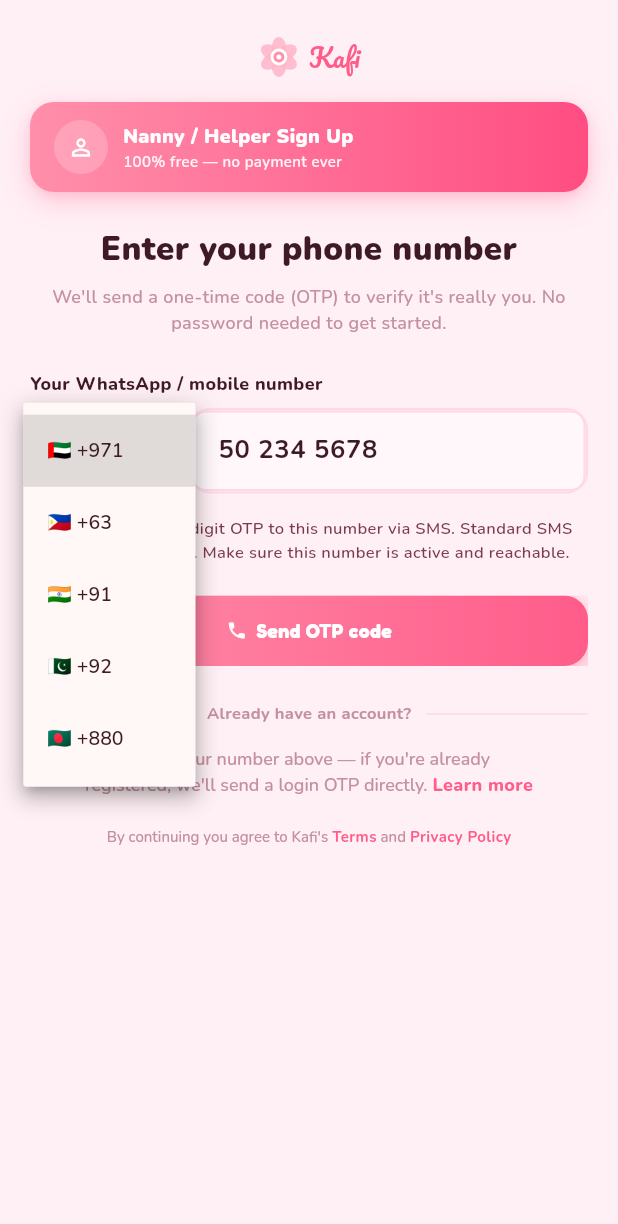
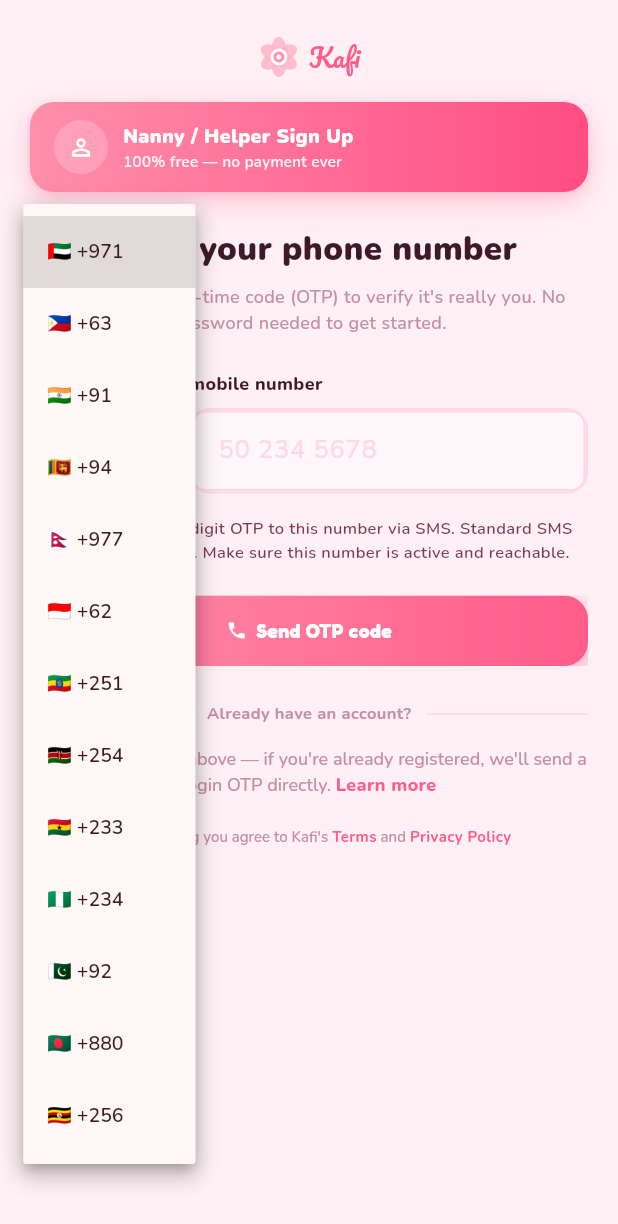
Before and after one commit to WaseemMirzaa/kafi, a Flutter app: the LoginNannyScreen screen opened by its route, after a tap on "🇦🇪 +971", on a phone screen of 412 x 824 dp. Shown: the top 1224 px of the screen. Run offline on Flutter 3.47's test engine with Material 3 defaults, Android fonts, the phone set to English and light mode, and no system bars; our stand-ins replace cloud_firestore, connectivity_plus, file_picker, firebase_auth, firebase_core, firebase_messaging and 9 more; accounts and stored records are empty.

Commit message:
feat(mobile/auth): activate & harden Firebase phone auth + localize
Phase 1 of the auth + onboarding backend integration.

- Switch AppConfig.useMock to false (live Firebase); add kafi_app/FIREBASE_SETUP.md
- OTP length 4 -> 6 to match Firebase SMS codes; mock OTP -> 123456
  (propagates to KafiOtpBoxes + password-reset screen)
- New Validators util (phone/DOB+age/salary/required) returning l10n keys,
  mapped to System Spec §14.4
- AuthController: validate phone format before send, map FirebaseAuthException
  to localized §14.1 messages, gate the mock-OTP snackbar behind useMock,
  inline phoneError/otpError state, remove dev-prefilled phone number
- Login (nanny + family) and OTP screens: inline error display, full §1.5
  supported country-code lists, localize remaining hardcoded literals
- Add EN + AR l10n keys for auth errors and generic validators
- mock_auth: persist password-login session so it survives app restart

Co-Authored-By: Claude Opus 4.8 <noreply@anthropic.com>
Claude-Session: https://claude.ai/code/session_01R6HmhD4i7vnEUZZUy5VfRt

```diff
--- a/kafi_app/lib/config/app_config.dart
+++ b/kafi_app/lib/config/app_config.dart
@@ -1,8 +1,16 @@
 /// App environment — toggle [useMock] per Technical Architecture §5.1
+///
+/// [useMock] is `false` so the app runs against live Firebase (Auth + Firestore +
+/// Storage + FCM). This requires the platform Firebase config files to be present:
+///   • android/app/google-services.json
+///   • ios/Runner/GoogleService-Info.plist
+/// See kafi_app/FIREBASE_SETUP.md. Flip back to `true` for offline/mock dev.
 class AppConfig {
-  static const bool useMock = true;
-  static const String environment = 'dev';
+  static const bool useMock = false;
+  static const String environment = 'prod';
   static const bool enableLogs = true;
-  static const String mockOtp = '1234';
+
+  /// Mock-only OTP (6 digits to mirror a live Firebase SMS code length).
+  static const String mockOtp = '123456';
   static const Duration mockDelay = Duration(milliseconds: 500);
 }
--- a/kafi_app/lib/l10n/app_strings.dart
+++ b/kafi_app/lib/l10n/app_strings.dart
@@ -619,4 +619,32 @@ abstract class AppStrings {
   static const checkConnection = 'check_connection';
   static const sessionExpired = 'session_expired';
   static const pleaseSignInAgain = 'please_sign_in_again';
+
+  // Validation — generic (System Spec §14.4)
+  static const valRequired = 'val_required';
+  static const valDobInvalid = 'val_dob_invalid';
+  static const valAgeMin18 = 'val_age_min_18';
+  static const valPhoneInvalid = 'val_phone_invalid';
+  static const valSalaryOrder = 'val_salary_order';
+
+  // Auth errors & flow (System Spec §14.1) — live phone auth
+  static const authPhoneInvalid = 'auth_phone_invalid';
+  static const authOtpIncorrect = 'auth_otp_incorrect';
+  static const authOtpSendFailed = 'auth_otp_send_failed';
+  static const authOtpRateLimited = 'auth_otp_rate_limited';
+  static const authOtpMaxAttempts = 'auth_otp_max_attempts';
+  static const authNoAccount = 'auth_no_account';
+  static const authAccountExists = 'auth_account_exists';
+  static const authWrongRole = 'auth_wrong_role';
+  static const authQuotaExceeded = 'auth_quota_exceeded';
+  static const authWrongPassword = 'auth_wrong_password';
+  static const authReauthRequired = 'auth_reauth_required';
+  static const authCodeSent = 'auth_code_sent';
+  static const authLearnMore = 'auth_learn_more';
+  static const authUseOtpInstead = 'auth_use_otp_instead';
+  static const authQuickSafeEasy = 'auth_quick_safe_easy';
+  static const authDidntReceive = 'auth_didnt_receive';
+  static const otpResendShort = 'otp_resend_short';
+  static const authAgreePrefix = 'auth_agree_prefix';
+  static const authAgreeAnd = 'auth_agree_and';
 }
--- a/kafi_app/lib/l10n/locales/ar_ae.dart
+++ b/kafi_app/lib/l10n/locales/ar_ae.dart
@@ -192,4 +192,32 @@ final Map<String, String> arAe = Map<String, String>.from(enUs)
     AppStrings.appDetailTrialLocation: 'الموقع',
     AppStrings.appDetailTrialTotal: 'إجمالي الأرباح',
     AppStrings.appDetailTrialNotes: 'ملاحظات الأسرة',
+
+    // Validation — generic (System Spec §14.4)
+    AppStrings.valRequired: 'هذا الحقل مطلوب',
+    AppStrings.valDobInvalid: 'تاريخ ميلاد غير صالح',
+    AppStrings.valAgeMin18: 'يجب أن يكون عمرك 18 عامًا أو أكثر لاستخدام كافي',
+    AppStrings.valPhoneInvalid: 'الرجاء إدخال رقم هاتف صحيح',
+    AppStrings.valSalaryOrder: 'يجب أن يكون الحد الأدنى للراتب أقل من الحد الأقصى',
+
+    // Auth errors & flow (System Spec §14.1)
+    AppStrings.authPhoneInvalid: 'الرجاء إدخال رقم هاتف صحيح',
+    AppStrings.authOtpIncorrect: 'رمز غير صحيح. يرجى التحقق والمحاولة مرة أخرى.',
+    AppStrings.authOtpSendFailed: 'تعذّر إرسال الرمز. تحقق من رقمك وحاول مرة أخرى.',
+    AppStrings.authOtpRateLimited: 'محاولات كثيرة. يرجى المحاولة لاحقًا.',
+    AppStrings.authOtpMaxAttempts: 'محاولات خاطئة كثيرة. يرجى المحاولة لاحقًا.',
+    AppStrings.authNoAccount: 'لا يوجد حساب بهذا الرقم',
+    AppStrings.authAccountExists: 'يوجد حساب بالفعل. سجّل الدخول بدلاً من ذلك.',
+    AppStrings.authWrongRole: 'هذا الرقم مسجّل بدور مختلف. رقم واحد = دور واحد.',
+    AppStrings.authQuotaExceeded: 'الخدمة مشغولة. يرجى المحاولة بعد قليل.',
+    AppStrings.authWrongPassword: 'كلمة المرور غير صحيحة. حاول مرة أخرى.',
+    AppStrings.authReauthRequired: 'لأمان حسابك، يرجى التحقق مرة أخرى.',
+    AppStrings.authCodeSent: 'تم إرسال رمز التحقق إلى @phone',
+    AppStrings.authLearnMore: 'اعرف المزيد',
+    AppStrings.authUseOtpInstead: 'استخدم رمز OTP بدلاً من ذلك',
+    AppStrings.authQuickSafeEasy: 'سريع وآمن وسهل.',
+    AppStrings.authDidntReceive: 'لم يصلك الرمز؟ ',
+    AppStrings.otpResendShort: 'إعادة إرسال الرمز',
+    AppStrings.authAgreePrefix: 'بالمتابعة فإنك توافق على ',
+    AppStrings.authAgreeAnd: ' و ',
   });
--- a/kafi_app/lib/l10n/locales/en_us.dart
+++ b/kafi_app/lib/l10n/locales/en_us.dart
@@ -31,7 +31,7 @@ const Map<String, String> enUs = {
       "We'll send a one-time code (OTP) to verify it's really you. No password needed to get started.",
   AppStrings.authPhoneLabel: 'Your WhatsApp / mobile number',
   AppStrings.authOtpNotice:
-      "We'll send a 4-digit OTP to this number via SMS. Standard SMS rates may apply. Make sure this number is active and reachable.",
+      "We'll send a 6-digit OTP to this number via SMS. Standard SMS rates may apply. Make sure this number is active and reachable.",
   AppStrings.authSendOtp: 'Send OTP code',
   AppStrings.authSendOtpSignIn: 'Send OTP to sign in',
   AppStrings.authAlreadyAccount: 'Already have an account?',
@@ -54,7 +54,7 @@ const Map<String, String> enUs = {
   AppStrings.familyRegSub: 'Browse verified nannies from 89 AED/week',
   AppStrings.familyPhoneLabel: 'Your mobile / WhatsApp number',
   AppStrings.familyOtpNotice:
-      "We'll send a 4-digit OTP to this number via SMS. Make sure this number is active and reachable.",
+      "We'll send a 6-digit OTP to this number via SMS. Make sure this number is active and reachable.",
   AppStrings.familySigninHint:
       "Enter your number above — if registered, you'll get a sign-in OTP instantly.",
 
@@ -63,7 +63,7 @@ const Map<String, String> enUs = {
       'Kafi: Your verification code is @code. Valid for 5 minutes. Do not share this code with anyone.',
   AppStrings.otpSmsSentTo: 'Sent to @phone · 9:41 AM',
   AppStrings.otpEnterTitle: 'Enter your OTP',
-  AppStrings.otpEnterSub: 'Enter the 4-digit code we sent to\n@phone',
+  AppStrings.otpEnterSub: 'Enter the 6-digit code we sent to\n@phone',
   AppStrings.otpExpires: 'Code expires in @time',
   AppStrings.authVerifyOtp: 'Verify & continue',
   AppStrings.authVerify: 'Verify',
@@ -613,4 +613,32 @@ const Map<String, String> enUs = {
   AppStrings.checkConnection: 'Check your connection and try again.',
   AppStrings.sessionExpired: 'Session Expired',
   AppStrings.pleaseSignInAgain: 'Please sign in again.',
+
+  // Validation — generic (System Spec §14.4)
+  AppStrings.valRequired: 'This field is required',
+  AppStrings.valDobInvalid: 'Invalid date of birth',
+  AppStrings.valAgeMin18: 'You must be 18+ to use Kafi',
+  AppStrings.valPhoneInvalid: 'Please enter a valid phone',
+  AppStrings.valSalaryOrder: 'Min salary must be less than max',
+
+  // Auth errors & flow (System Spec §14.1)
+  AppStrings.authPhoneInvalid: 'Please enter a valid phone number',
+  AppStrings.authOtpIncorrect: 'Invalid code. Please check and try again.',
+  AppStrings.authOtpSendFailed: "Couldn't send code. Check your number and try again.",
+  AppStrings.authOtpRateLimited: 'Too many attempts. Please try again later.',
+  AppStrings.authOtpMaxAttempts: 'Too many wrong attempts. Please try again later.',
+  AppStrings.authNoAccount: 'No account found with this number',
+  AppStrings.authAccountExists: 'An account already exists. Sign in instead.',
+  AppStrings.authWrongRole: 'This number is registered with a different role. One number = one role.',
+  AppStrings.authQuotaExceeded: 'Service busy. Please try again shortly.',
+  AppStrings.authWrongPassword: 'Incorrect password. Please try again.',
+  AppStrings.authReauthRequired: 'For security, please verify again.',
+  AppStrings.authCodeSent: 'Verification code sent to @phone',
+  AppStrings.authLearnMore: 'Learn more',
+  AppStrings.authUseOtpInstead: 'Use OTP instead',
+  AppStrings.authQuickSafeEasy: 'Quick, safe, and easy.',
+  AppStrings.authDidntReceive: "Didn't receive it? ",
+  AppStrings.otpResendShort: 'Resend OTP',
+  AppStrings.authAgreePrefix: "By continuing you agree to Kafi's ",
+  AppStrings.authAgreeAnd: ' and ',
 };
--- a/kafi_app/lib/services/mock/mock_auth_service.dart
+++ b/kafi_app/lib/services/mock/mock_auth_service.dart
@@ -86,6 +86,10 @@ class MockAuthService implements IAuthService {
       hasPassword: true,
       fullName: role == UserType.nanny ? 'Maria Santos' : 'Al Rashid Family',
     );
+    // Persist so a password-login session survives an app restart (matches the
+    // OTP-signup path which also writes to SharedPreferences).
+    final prefs = await SharedPreferences.getInstance();
+    await prefs.setString(_keyUser, '${_memoryUser!.id}|$phone|${role.index}|1');
     return _memoryUser;
   }
 
--- a/kafi_app/lib/utils/constants/auth_constants.dart
+++ b/kafi_app/lib/utils/constants/auth_constants.dart
@@ -1,6 +1,7 @@
 /// Auth flow limits and timings (System spec §1.5 & §Authentication).
 class AuthConstants {
-  static const otpLength = 4;
+  // Firebase phone-auth SMS codes are 6 digits.
+  static const otpLength = 6;
   static const otpExpirySeconds = 300;
   static const otpResendCooldownSeconds = 60;
   static const minPasswordLength = 8;
--- a/kafi_app/lib/views/auth/login_nanny_screen.dart
+++ b/kafi_app/lib/views/auth/login_nanny_screen.dart
@@ -19,7 +19,11 @@ class _LoginNannyScreenState extends State<LoginNannyScreen> {
   late final AuthController controller;
   bool _showPasswordSection = false;
 
-  static const _countryOptions = ['🇦🇪 +971', '🇵🇭 +63', '🇮🇳 +91', '🇵🇰 +92', '🇧🇩 +880'];
+  // Nanny-origin country codes per System Spec §1.5.
+  static const _countryOptions = [
+    '🇦🇪 +971', '🇵🇭 +63', '🇮🇳 +91', '🇱🇰 +94', '🇳🇵 +977', '🇮🇩 +62',
+    '🇪🇹 +251', '🇰🇪 +254', '🇬🇭 +233', '🇳🇬 +234', '🇵🇰 +92', '🇧🇩 +880', '🇺🇬 +256',
+  ];
 
   @override
   void initState() {
@@ -61,7 +65,17 @@ class _LoginNannyScreenState extends State<LoginNannyScreen> {
               ),
               const SizedBox(height: 8),
               Obx(() => _phoneInput()),
-              const SizedBox(height: 16),
+              Obx(
+                () => controller.phoneError.value.isEmpty
+                    ? const SizedBox(height: 16)
+                    : Padding(
+                        padding: const EdgeInsets.symmetric(vertical: 6),
+                        child: Text(
+                          controller.phoneError.value,
+                          style: KafiTheme.nunito(11, color: KafiColors.roseD, w: FontWeight.w700),
+                        ),
+                      ),
+              ),
               _otpNotice(),
               const SizedBox(height: 20),
               Obx(
@@ -228,8 +242,8 @@ class _LoginNannyScreenState extends State<LoginNannyScreen> {
         text: TextSpan(
           style: KafiTheme.nunito(12, color: KafiColors.ts, w: FontWeight.w500),
           children: [
-            const TextSpan(
-              text: "Enter your number above — if you're already\nregistered, we'll send a login OTP directly. ",
+            TextSpan(
+              text: '${AppStrings.authSigninHint.tr} ',
             ),
             WidgetSpan(
               alignment: PlaceholderAlignment.baseline,
@@ -237,7 +251,7 @@ class _LoginNannyScreenState extends State<LoginNannyScreen> {
               child: GestureDetector(
                 onTap: () => setState(() => _showPasswordSection = true),
                 child: Text(
-                  'Learn more',
+                  AppStrings.authLearnMore.tr,
                   style: KafiTheme.nunito(12, color: KafiColors.roseD, w: FontWeight.w800),
                 ),
               ),
@@ -289,7 +303,7 @@ class _LoginNannyScreenState extends State<LoginNannyScreen> {
           children: [
             TextButton(
               onPressed: () => setState(() => _showPasswordSection = false),
-              child: Text('Use OTP instead', style: KafiTheme.nunito(10, color: KafiColors.ts)),
+              child: Text(AppStrings.authUseOtpInstead.tr, style: KafiTheme.nunito(10, color: KafiColors.ts)),
             ),
             TextButton(
               onPressed: () => Get.toNamed(Routes.passwordReset),
@@ -309,7 +323,7 @@ class _LoginNannyScreenState extends State<LoginNannyScreen> {
         text: TextSpan(
           style: KafiTheme.nunito(10, color: KafiColors.ts, w: FontWeight.w500),
           children: [
-            const TextSpan(text: "By continuing you agree to Kafi's "),
+            TextSpan(text: AppStrings.authAgreePrefix.tr),
             WidgetSpan(
               alignment: PlaceholderAlignment.baseline,
               baseline: TextBaseline.alphabetic,
@@ -319,7 +333,7 @@ class _LoginNannyScreenState extends State<LoginNannyScreen> {
                     style: KafiTheme.nunito(10, color: KafiColors.roseD, w: FontWeight.w700)),
               ),
             ),
-            const TextSpan(text: ' and '),
+            TextSpan(text: AppStrings.authAgreeAnd.tr),
             WidgetSpan(
               alignment: PlaceholderAlignment.baseline,
               baseline: TextBaseline.alphabetic,
--- a/kafi_app/lib/views/widgets/auth_returning_section.dart
+++ b/kafi_app/lib/views/widgets/auth_returning_section.dart
@@ -67,7 +67,7 @@ class AuthReturningSection extends GetView<AuthController> {
           ),
           TextButton(
             onPressed: () => controller.isReturning.value = false,
-            child: Text('Use OTP instead', style: KafiTheme.nunito(10, color: KafiColors.ts)),
+            child: Text(AppStrings.authUseOtpInstead.tr, style: KafiTheme.nunito(10, color: KafiColors.ts)),
           ),
         ],
       );
```
Also changed, not shown: kafi_app/lib/controllers/auth_controller.dart (+82 -14 lines), kafi_app/lib/utils/validators.dart (added, +74 -0 lines), kafi_app/lib/views/auth/login_family_screen.dart (+20 -8 lines), kafi_app/lib/views/auth/otp_verify_screen.dart (+14 -3 lines), 2 other files.
